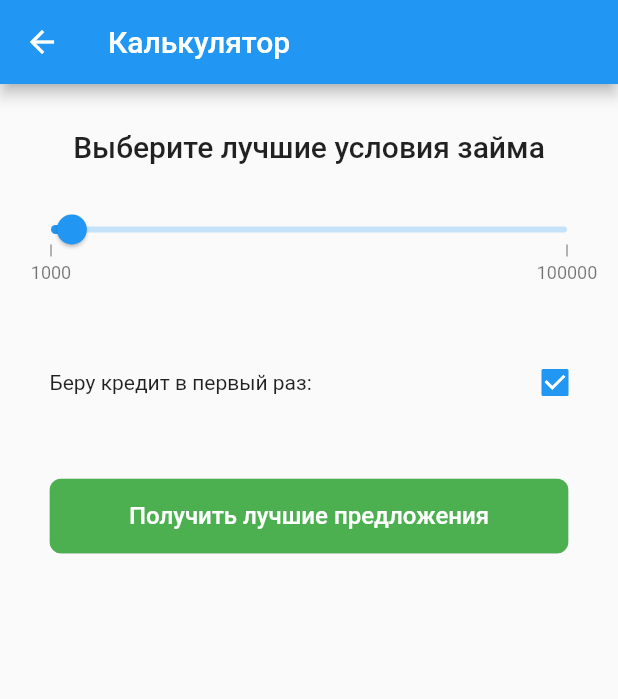
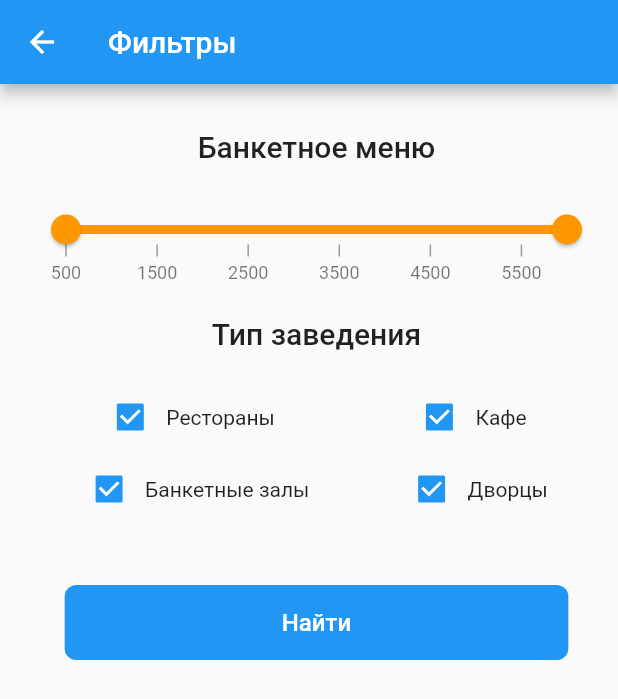
Before and after one commit to sergeykondr/restaurants_app, a Flutter app: the FiltersViewScreen screen opened directly, on a phone screen of 412 x 824 dp. Shown: the top 699 px of the screen. Run offline on Flutter 3.47's test engine with Material 2 defaults, Android fonts, the phone set to English and light mode, and no system bars; drawn by our look-alikes of syncfusion_flutter_sliders; our stand-ins replace flutter_bloc, flutter_spinkit, shared_preferences; accounts and stored records are empty; network calls fail.

```diff
--- a/lib/_bottom_nav_bar.dart
+++ b/lib/_bottom_nav_bar.dart
@@ -1,5 +1,3 @@
-
-
 import 'package:flutter/material.dart';
 
 import 'screens/favorite_list_screen.dart';
@@ -58,12 +56,10 @@ class BottomNavBar extends StatelessWidget {
                 size: 28,
               ),
               onPressed: () {
-              Navigator.push(
-                context,
-                MaterialPageRoute(builder: (context) => FavoriteListScreen()),
-              );
-            },
-          ),
+                Route route = MaterialPageRoute(
+                    builder: (context) => FavoriteListScreen());
+                Navigator.push(context, route);
+              },),
         ],
       ),
     );
--- a/lib/main.dart
+++ b/lib/main.dart
@@ -18,7 +18,8 @@ void main() {
 
   runApp(
     BlocProvider<FavoriteBloc>(
-      create: (context) => FavoriteBloc(favoritsRepository)..add(FavoriteInitEvent()),
+      create: (context) =>
+          FavoriteBloc(favoritsRepository)..add(FavoriteInitEvent()),
       child: MyApp(),
     ),
   );
@@ -38,7 +39,12 @@ class MyApp extends StatelessWidget {
           centerTitle: true,
           actions: <Widget>[
             Builder(
-                builder: (BuildContext context) => Stack(
+              builder: (BuildContext context) =>
+
+              Row(
+                children:[
+                  Stack(
+
                   children: <Widget>[
                     IconButton(
                       icon: Icon(Icons.favorite),
@@ -61,8 +67,7 @@ class MyApp extends StatelessWidget {
                         child: Padding(
                           padding: const EdgeInsets.all(5.0),
                           child: BlocBuilder<FavoriteBloc, FavoriteState>(
-                                builder: (BuildContext context,
-                                    FavoriteState state) {
+                            builder: (BuildContext context, FavoriteState state) {
                               int _lenght = 0;
                               Color _color = Colors.white;
                               if (state is FavoriteKeepIdsState) {
@@ -82,20 +87,25 @@ class MyApp extends StatelessWidget {
                         ),
                       ),
                     ),
+
                   ],
-                    )),
+                ),
                 IconButton(
                       icon: Icon(Icons.filter_list),
                       onPressed: () {
                         Navigator.push(
                           context,
                           MaterialPageRoute(
-                                builder: (context) =>  FiltersViewScreen(),
+                            builder: (context) => FiltersViewScreen(),
                           ),
                         );
-
                       },
                     ),
+                ],
+              ),
+
+            ),
+
           ],
         ),
         body: InstList(),
--- a/lib/screens/filter_view_screen.dart
+++ b/lib/screens/filter_view_screen.dart
@@ -1,9 +1,9 @@
 import 'package:flutter/material.dart';
-import 'package:flutter_bloc/flutter_bloc.dart';
-import 'package:restaurants_app/_instCard.dart';
-import 'package:restaurants_app/api.dart';
-import 'package:restaurants_app/bloc/favorite_bloc.dart';
-import 'package:restaurants_app/models/inst_list.dart';
+// import 'package:flutter_bloc/flutter_bloc.dart';
+// import 'package:restaurants_app/_instCard.dart';
+// import 'package:restaurants_app/api.dart';
+// import 'package:restaurants_app/bloc/favorite_bloc.dart';
+// import 'package:restaurants_app/models/inst_list.dart';
 //import 'package:restaurants_app/models/inst_view.dart';
 import 'package:syncfusion_flutter_sliders/sliders.dart';
 
@@ -13,23 +13,36 @@ class FiltersViewScreen extends StatefulWidget {
 }
 
 class _FiltersViewScreenState extends State<FiltersViewScreen> {
+  SfRangeValues _priceValues = SfRangeValues(500.0, 6000.0);
+  static String restaurant = 'restaurant';
+  static String cafe = 'cafe';
+  static String banquet = 'banquet';
+  static String palace = 'palace';
+
+  Map<String, bool> types = {
+    restaurant: true,
+    cafe: true,
+    banquet: true,
+    palace: true
+  };
+
   @override
   Widget build(BuildContext context) {
     return Scaffold(
       appBar: AppBar(
-        title: Text('Калькулятор'),
+        title: Text('Фильтры'),
       ),
       body: SingleChildScrollView(
         child: Container(
           width: double.infinity,
-          padding: EdgeInsets.fromLTRB(10, 10, 10, 10),
+          padding: EdgeInsets.fromLTRB(20, 10, 10, 10),
           child: Column(
             crossAxisAlignment: CrossAxisAlignment.center,
             children: [
               SizedBox(
                 height: 20,
               ),
-              Text('Выберите лучшие условия займа',
+              Text('Банкетное меню',
                   style: Theme.of(context).textTheme.headline6),
               // CupertinoSlider(
               //   divisions: 5,
@@ -52,78 +65,52 @@ class _FiltersViewScreenState extends State<FiltersViewScreen> {
               //     ],
               //   ),
               // ),
-              SfSlider(
-                min: 1000.0,
-                max: 100000.0,
-                value: 5000.0,
-                // interval: 40000,
+              Center(
+                child: SfRangeSlider(
+                  min: 500.0,
+                  max: 6000.0,
+                  values: _priceValues,
+                  interval: 1000,
                   stepSize: 100,
                   showTicks: true,
                   showLabels: true,
-                // showTooltip: true,
-                // activeColor: Colors.black,
+                  enableTooltip: true,
+                  //tooltipShape: SfPaddleTooltipShape(),
+                  activeColor: Colors.orange,
                   // minorTicksPerInterval: 2,
                   onChanged: (dynamic value) {
-                  // setState(() {
-                  //   _sumValue = value;
-                  // });
+                    setState(() {
+                      _priceValues = value;
+                    });
                   },
+                ),
               ),
               SizedBox(
                 height: 20,
               ),
-              // Padding(
-              //   padding: const EdgeInsets.fromLTRB(23, 0, 23, 0),
-              //   child: Row(
-              //     mainAxisAlignment: MainAxisAlignment.spaceBetween,
-              //     children: [
-              //       Text('Выберите срок (дней)'),
-              //       Text(_dayValue.toInt().toString(),
-              //           style: Theme.of(context).textTheme.headline4),
-              //     ],
-              //   ),
-              // ),
-              // SfSlider(
-              //   min: 1.0,
-              //   max: 180.0,
-              //   value: _dayValue,
-              //   // interval: 40000,
-              //   stepSize: 1,
-              //   showTicks: true,
-              //   showLabels: true,
-              //   // showTooltip: true,
-              //   // activeColor: Colors.black,
-              //   // minorTicksPerInterval: 2,
-              //   onChanged: (dynamic value) {
-              //     setState(() {
-              //       _dayValue = value;
-              //     });
-              //   },
-              // ),
-              // CheckboxListTile(
-              //   title: Text("title text"),
-              //   value: checkedValue,
-              //   onChanged: (newValue) {
-              //     setState(() {
-              //       checkedValue = newValue;
-              //     });
-              //   },
-              //   controlAffinity: ListTileControlAffinity
-              //       .leading, //  <-- leading Checkbox
-              // ),
+              Text('Тип заведения',
+                  style: Theme.of(context).textTheme.headline6),
               Padding(
-                padding: const EdgeInsets.fromLTRB(23, 20, 8, 0),
-                child: Row(
-                  mainAxisAlignment: MainAxisAlignment.spaceBetween,
+                padding: const EdgeInsets.fromLTRB(0, 20, 8, 0),
+                child: Column(
                   children: [
-                    Text('Беру кредит в первый раз:'),
-                    Checkbox(
-                      value: true,
-                      onChanged: (newValue) {
-                        setState(() {
-                          //editValue = newValue;
-                        });
-                      },
+                    Row(
+                      mainAxisAlignment: MainAxisAlignment.spaceAround,
+                      children: [
+                        instTypeCheckItem(
+                            name: restaurant, caption: 'Рестораны', text: '_isRestaurant'),
+                        instTypeCheckItem(
+                            name: cafe, caption: 'Кафе'),
+                      ],
+                    ),
+                    Row(
+                      mainAxisAlignment: MainAxisAlignment.spaceAround,
+                      children: [
+                        instTypeCheckItem(
+                            name: banquet, caption: 'Банкетные залы'),
+                        instTypeCheckItem(
+                            name: palace, caption: 'Дворцы'),
+                      ],
                     ),
                   ],
                 ),
@@ -135,11 +122,11 @@ class _FiltersViewScreenState extends State<FiltersViewScreen> {
                   child: Container(
                     width: double.infinity,
                     height: 50,
-                    child: RaisedButton(
-                      color: Colors.green,
-                      textColor: Colors.white,
+                    child: ElevatedButton(
+                      // color: Colors.green,
+                      // textColor: Colors.white,
                       child: Text(
-                        'Получить лучшие предложения',
+                        'Найти',
                         style: TextStyle(fontSize: 16),
                       ),
                       onPressed: () {
@@ -176,4 +163,23 @@ class _FiltersViewScreenState extends State<FiltersViewScreen> {
       ),
     );
   }
+
+  Container instTypeCheckItem({name, caption, text}) {
+    return Container(
+      child: Row(
+        mainAxisAlignment: MainAxisAlignment.start,
+        children: [
+          Checkbox(
+            value: types[name],
+            onChanged: (newValue) {
+              setState(() {
+                types[name] = newValue;
+              });
+            },
+          ),
+          Text(caption),
+        ],
+      ),
+    );
   }
+}
```
Also changed, not shown: pubspec.lock, 5 other files. Lines whose indentation alone changed are shown as unchanged.
